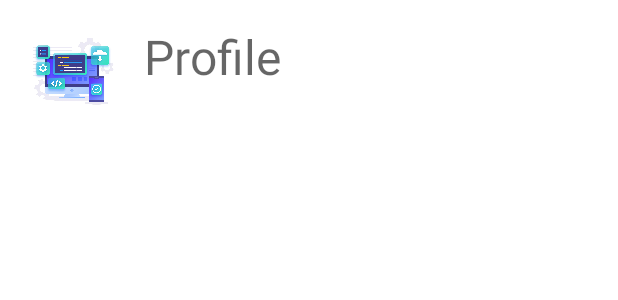
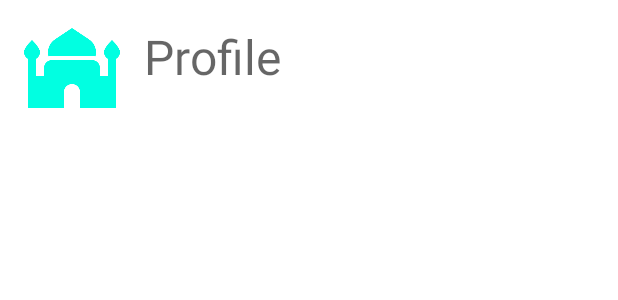
Before and after one commit to Wahyu2003/MyApps, an Android app: the layout item_favorite_user.xml on its own in the app's theme, with its tools: preview values and no code run, on a phone screen of 412 x 824 dp. Shown: the top 300 px of the screen. Run offline under Robolectric (Android 15) with nearby library versions, the phone set to English and light mode, and no system bars.

Commit message:
login
perubahan login

```diff
--- /dev/null
+++ b/app/src/main/res/drawable/baseline_mosque_24.xml
@@ -0,0 +1,6 @@
+<vector android:height="24dp" android:tint="#01FFE1"
+    android:viewportHeight="24" android:viewportWidth="24"
+    android:width="24dp" xmlns:android="http://schemas.android.com/apk/res/android">
+    <path android:fillColor="@android:color/white" android:pathData="M7,8h10c0.29,0 0.57,0.06 0.84,0.13C17.93,7.8 18,7.46 18,7.09c0,-1.31 -0.65,-2.53 -1.74,-3.25L12,1L7.74,3.84C6.65,4.56 6,5.78 6,7.09C6,7.46 6.07,7.8 6.16,8.13C6.43,8.06 6.71,8 7,8z"/>
+    <path android:fillColor="@android:color/white" android:pathData="M24,7c0,-1.1 -2,-3 -2,-3s-2,1.9 -2,3c0,0.74 0.4,1.38 1,1.72V13h-2v-2c0,-1.1 -0.9,-2 -2,-2H7c-1.1,0 -2,0.9 -2,2v2H3V8.72C3.6,8.38 4,7.74 4,7c0,-1.1 -2,-3 -2,-3S0,5.9 0,7c0,0.74 0.4,1.38 1,1.72V21h9v-4c0,-1.1 0.9,-2 2,-2s2,0.9 2,2v4h9V8.72C23.6,8.38 24,7.74 24,7z"/>
+</vector>
--- a/app/src/main/res/layout/item_favorite_user.xml
+++ b/app/src/main/res/layout/item_favorite_user.xml
@@ -8,7 +8,7 @@
         android:id="@+id/ivUserAvatar"
         android:layout_width="64dp"
         android:layout_height="64dp"
-        android:src="@drawable/splash_logo" />
+        android:src="@drawable/baseline_mosque_24" />
 
     <TextView
         android:id="@+id/tvUserName"
```
Also changed, not shown: app/src/main/res/layout/activity_splashscreen.xml (added, +20 -0 lines), app/src/main/res/values/strings.xml (+0 -16 lines).
